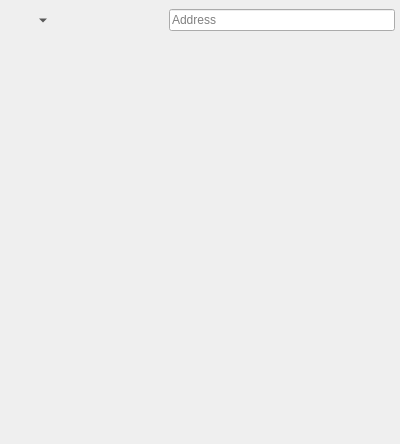
textbrowser/dooble, file 2.x/UI/dooble_page.ui: the form before one commit.
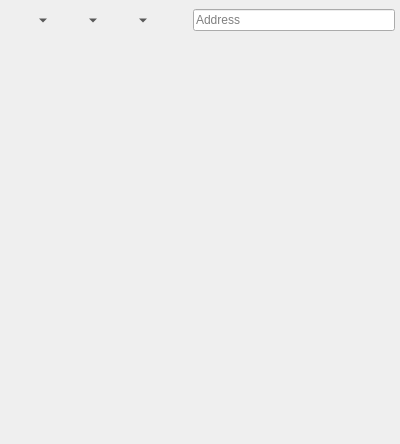
The form after the commit. Custom widgets are drawn as their Qt base class.

Commit message: Backward/forward nagivation menus.

The edit to the form file:
```diff
--- a/2.x/UI/dooble_page.ui
+++ b/2.x/UI/dooble_page.ui
@@ -70,6 +70,9 @@
          <height>24</height>
         </size>
        </property>
+       <property name="popupMode">
+        <enum>QToolButton::MenuButtonPopup</enum>
+       </property>
        <property name="autoRaise">
         <bool>true</bool>
        </property>
@@ -89,6 +92,9 @@
          <height>24</height>
         </size>
        </property>
+       <property name="popupMode">
+        <enum>QToolButton::MenuButtonPopup</enum>
+       </property>
        <property name="autoRaise">
         <bool>true</bool>
        </property>
```
The commit also changes 2 other files.
